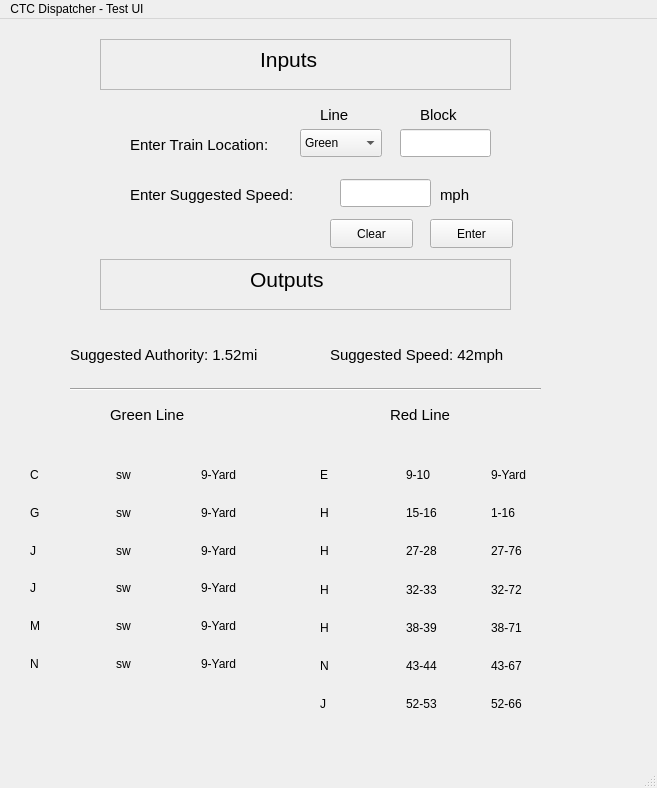
First picture: the form in CTC_Office/CTC_test.ui, repository headhunter22/ECE1140-Train-Simulator, before the edit.
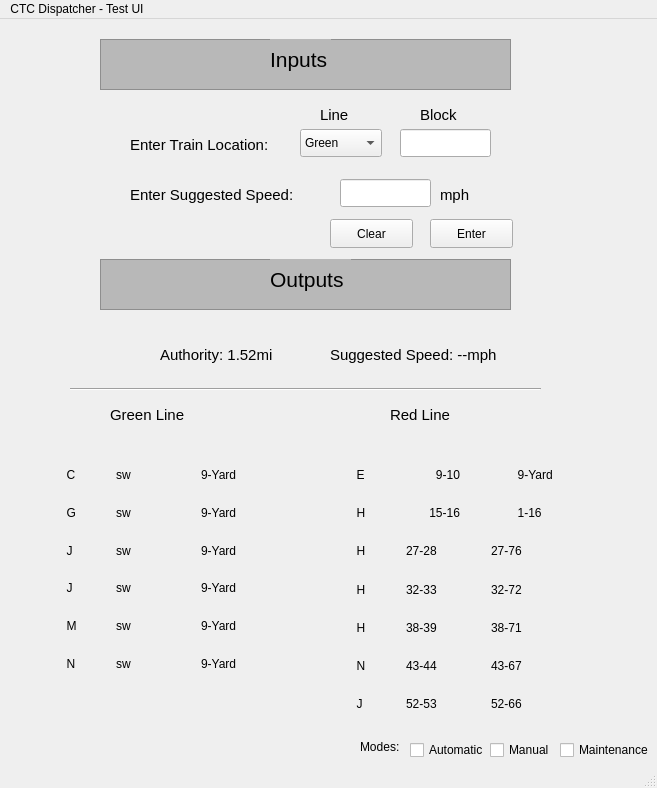
Second picture: the form after the edit.

Patch:
```diff
--- a/CTC_Office/CTC_test.ui
+++ b/CTC_Office/CTC_test.ui
@@ -104,10 +104,10 @@
      </rect>
     </property>
     <property name="autoFillBackground">
-     <bool>true</bool>
+     <bool>false</bool>
     </property>
     <property name="styleSheet">
-     <string notr="true">background-color: 0xDDDDDD
+     <string notr="true">background-color: #B8B8B8
 </string>
     </property>
     <property name="frameShape">
@@ -119,9 +119,9 @@
     <widget class="QLabel" name="Inputs">
      <property name="geometry">
       <rect>
-       <x>160</x>
+       <x>170</x>
        <y>0</y>
-       <width>81</width>
+       <width>61</width>
        <height>41</height>
       </rect>
      </property>
@@ -130,6 +130,9 @@
        <pointsize>16</pointsize>
       </font>
      </property>
+     <property name="styleSheet">
+      <string notr="true">color: black</string>
+     </property>
      <property name="text">
       <string>Inputs</string>
      </property>
@@ -145,7 +148,10 @@
      </rect>
     </property>
     <property name="autoFillBackground">
-     <bool>true</bool>
+     <bool>false</bool>
+    </property>
+    <property name="styleSheet">
+     <string notr="true">background-color: #B8B8B8</string>
     </property>
     <property name="frameShape">
      <enum>QFrame::StyledPanel</enum>
@@ -156,9 +162,9 @@
     <widget class="QLabel" name="Outputs_2">
      <property name="geometry">
       <rect>
-       <x>150</x>
+       <x>170</x>
        <y>0</y>
-       <width>101</width>
+       <width>81</width>
        <height>41</height>
       </rect>
      </property>
@@ -167,6 +173,9 @@
        <pointsize>16</pointsize>
       </font>
      </property>
+     <property name="styleSheet">
+      <string notr="true">color: black</string>
+     </property>
      <property name="text">
       <string>Outputs</string>
      </property>
@@ -175,9 +184,9 @@
    <widget class="QLabel" name="SuggAuth_2">
     <property name="geometry">
      <rect>
-      <x>70</x>
+      <x>160</x>
       <y>320</y>
-      <width>241</width>
+      <width>121</width>
       <height>31</height>
      </rect>
     </property>
@@ -187,7 +196,7 @@
      </font>
     </property>
     <property name="text">
-     <string>Suggested Authority: 1.52mi</string>
+     <string>Authority: 1.52mi</string>
     </property>
    </widget>
    <widget class="QLabel" name="SuggSpeed_2">
@@ -205,7 +214,7 @@
      </font>
     </property>
     <property name="text">
-     <string>Suggested Speed: 42mph</string>
+     <string>Suggested Speed: --mph</string>
     </property>
    </widget>
    <widget class="Line" name="line_3">
@@ -270,14 +279,14 @@
      <item row="1" column="0">
       <widget class="QLabel" name="label_6">
        <property name="text">
-        <string>G</string>
+        <string>           G</string>
        </property>
       </widget>
      </item>
      <item row="4" column="0">
       <widget class="QLabel" name="label_2">
        <property name="text">
-        <string>M</string>
+        <string>           M</string>
        </property>
       </widget>
      </item>
@@ -312,7 +321,7 @@
      <item row="5" column="0">
       <widget class="QLabel" name="label_3">
        <property name="text">
-        <string>N</string>
+        <string>           N</string>
        </property>
       </widget>
      </item>
@@ -354,7 +363,7 @@
      <item row="2" column="0">
       <widget class="QLabel" name="label_5">
        <property name="text">
-        <string>J</string>
+        <string>           J</string>
        </property>
       </widget>
      </item>
@@ -368,7 +377,7 @@
      <item row="3" column="0">
       <widget class="QLabel" name="label_4">
        <property name="text">
-        <string>J</string>
+        <string>           J</string>
        </property>
       </widget>
      </item>
@@ -389,7 +398,7 @@
      <item row="0" column="0">
       <widget class="QLabel" name="label">
        <property name="text">
-        <string>C</string>
+        <string>           C</string>
        </property>
       </widget>
      </item>
@@ -408,7 +417,7 @@
      <item row="1" column="0">
       <widget class="QLabel" name="label_8">
        <property name="text">
-        <string>H</string>
+        <string>           H</string>
        </property>
       </widget>
      </item>
@@ -422,7 +431,7 @@
      <item row="1" column="1">
       <widget class="QLabel" name="red_H_sw1_1">
        <property name="text">
-        <string>15-16</string>
+        <string>       15-16</string>
        </property>
       </widget>
      </item>
@@ -443,14 +452,14 @@
      <item row="3" column="0">
       <widget class="QLabel" name="label_10">
        <property name="text">
-        <string>H</string>
+        <string>           H</string>
        </property>
       </widget>
      </item>
      <item row="5" column="0">
       <widget class="QLabel" name="label_21">
        <property name="text">
-        <string>N</string>
+        <string>           N</string>
        </property>
       </widget>
      </item>
@@ -464,21 +473,21 @@
      <item row="2" column="0">
       <widget class="QLabel" name="label_9">
        <property name="text">
-        <string>H</string>
+        <string>           H</string>
        </property>
       </widget>
      </item>
      <item row="0" column="0">
       <widget class="QLabel" name="label_13">
        <property name="text">
-        <string>E</string>
+        <string>           E</string>
        </property>
       </widget>
      </item>
      <item row="6" column="0">
       <widget class="QLabel" name="label_12">
        <property name="text">
-        <string>J</string>
+        <string>           J</string>
        </property>
       </widget>
      </item>
@@ -492,28 +501,28 @@
      <item row="0" column="1">
       <widget class="QLabel" name="red_E_sw1">
        <property name="text">
-        <string>9-10</string>
+        <string>         9-10</string>
        </property>
       </widget>
      </item>
      <item row="4" column="0">
       <widget class="QLabel" name="label_11">
        <property name="text">
-        <string>H</string>
+        <string>           H</string>
        </property>
       </widget>
      </item>
      <item row="0" column="2">
       <widget class="QLabel" name="red_E_sw2">
        <property name="text">
-        <string>9-Yard</string>
+        <string>        9-Yard</string>
        </property>
       </widget>
      </item>
      <item row="1" column="2">
       <widget class="QLabel" name="label_33">
        <property name="text">
-        <string>1-16</string>
+        <string>        1-16</string>
        </property>
       </widget>
      </item>
@@ -636,6 +645,58 @@
      <string>Clear</string>
     </property>
    </widget>
+   <widget class="QCheckBox" name="autoSelect">
+    <property name="geometry">
+     <rect>
+      <x>410</x>
+      <y>720</y>
+      <width>78</width>
+      <height>22</height>
+     </rect>
+    </property>
+    <property name="text">
+     <string>Automatic</string>
+    </property>
+   </widget>
+   <widget class="QCheckBox" name="manualSelect">
+    <property name="geometry">
+     <rect>
+      <x>490</x>
+      <y>720</y>
+      <width>61</width>
+      <height>22</height>
+     </rect>
+    </property>
+    <property name="text">
+     <string>Manual</string>
+    </property>
+   </widget>
+   <widget class="QCheckBox" name="maintenanceSelect">
+    <property name="geometry">
+     <rect>
+      <x>560</x>
+      <y>720</y>
+      <width>91</width>
+      <height>22</height>
+     </rect>
+    </property>
+    <property name="text">
+     <string>Maintenance</string>
+    </property>
+   </widget>
+   <widget class="QLabel" name="modesText">
+    <property name="geometry">
+     <rect>
+      <x>360</x>
+      <y>720</y>
+      <width>41</width>
+      <height>16</height>
+     </rect>
+    </property>
+    <property name="text">
+     <string>Modes:</string>
+    </property>
+   </widget>
   </widget>
   <widget class="QMenuBar" name="menubar">
    <property name="geometry">
```
Left out of the diff: 28 changed lines with no effect on the pictures.
